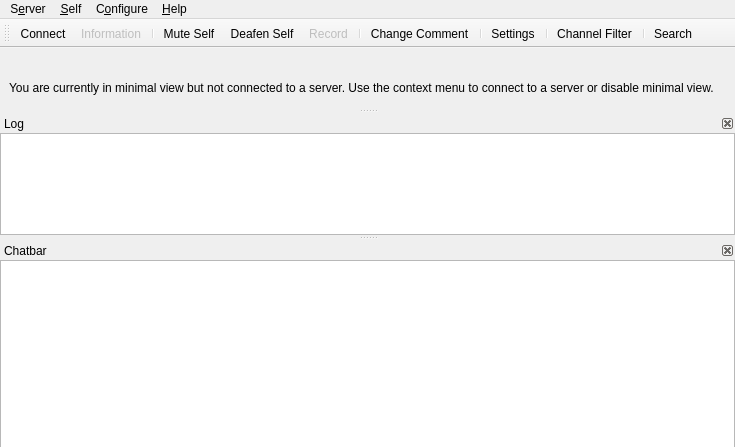
Above: src/mumble/MainWindow.ui from mumble-voip/mumble before the change. Below: the same form after it.
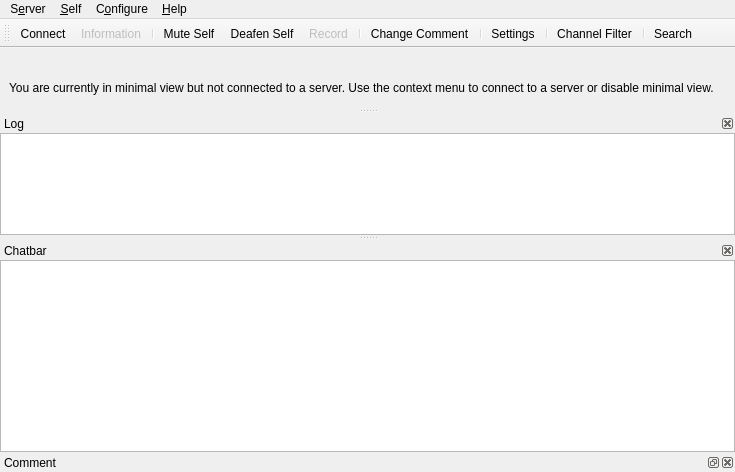
That is the form after the change. Icons and pictures are not drawn. Custom widgets are drawn as their Qt base class.

Commit message:
FEAT(ui): [WIP] Channel/User description dock
* Added a ImageWidget for showing a resizable image which keeps its aspect ratio
* Changed user comment to be observable using signals
* Added user/channel description dock
* Add widgets to be translatable

```diff
--- a/src/mumble/MainWindow.ui
+++ b/src/mumble/MainWindow.ui
@@ -243,6 +243,14 @@
     </layout>
    </widget>
   </widget>
+  <widget class="CommentViewWidget" name="qdwCommentView">
+   <property name="windowTitle">
+    <string>Comment</string>
+   </property>
+   <attribute name="dockWidgetArea">
+    <number>1</number>
+   </attribute>
+  </widget>
   <action name="qaQuit">
    <property name="text">
     <string>&amp;Quit Mumble</string>
@@ -1069,6 +1077,12 @@
    <extends>QTextBrowser</extends>
    <header>CustomElements.h</header>
   </customwidget>
+  <customwidget>
+   <class>CommentViewWidget</class>
+   <extends>QDockWidget</extends>
+   <header>CommentViewWidget.h</header>
+   <container>1</container>
+  </customwidget>
  </customwidgets>
  <resources/>
  <connections/>
```
The commit also changes 24 other files.
